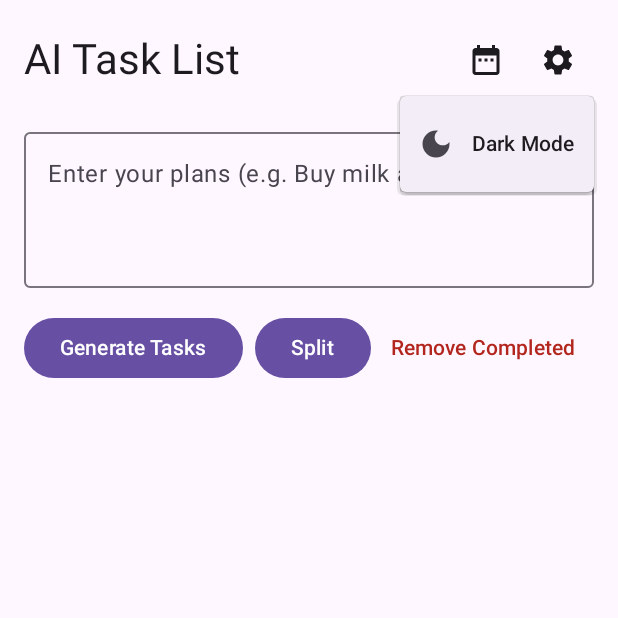
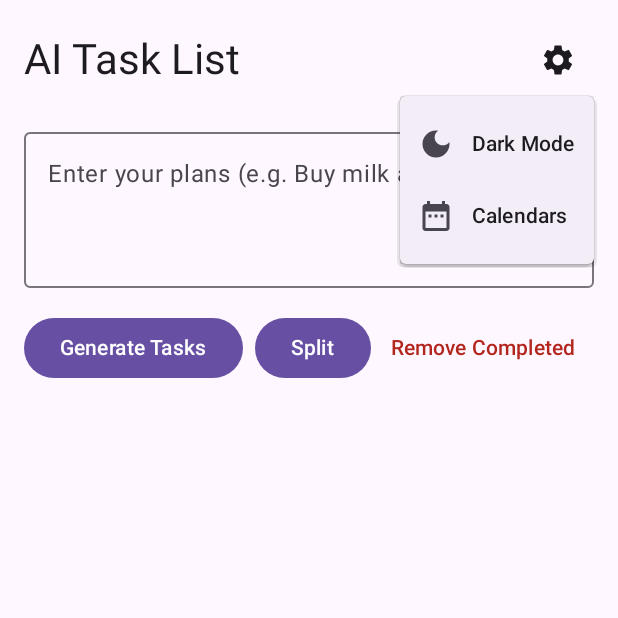
Before and after one commit to Shroker604/TaskListAppV1, an Android app built with Jetpack Compose: the screen it shows after launch (MainActivity), after a tap on "Settings", on a phone screen of 412 x 824 dp, the top half of it. Run offline under Robolectric (Android 15) with nearby library versions, the phone set to English and light mode, and no system bars; our stand-ins replace Room's generated code; libraries missing offline, so code that uses them is left out: com.google.ai.client.

Commit message:
Save state before v2 redesign

```diff
--- a/app/src/main/java/com/example/aitasklist/ui/TaskListScreen.kt
+++ b/app/src/main/java/com/example/aitasklist/ui/TaskListScreen.kt
@@ -80,9 +80,7 @@ fun TaskListScreen(
                 style = MaterialTheme.typography.headlineMedium
             )
             Row {
-                IconButton(onClick = { showCalendarDialog = true }) {
-                    Icon(Icons.Default.DateRange, contentDescription = "Select Calendar")
-                }
+
 
                 Box {
                     var showMenu by remember { mutableStateOf(false) }
@@ -105,6 +103,19 @@ fun TaskListScreen(
                                 Icon(
                                     if (isDarkTheme) Icons.Default.LightMode else Icons.Default.DarkMode,
                                     contentDescription = null
+                                )
+                            }
+                        )
+                        DropdownMenuItem(
+                            text = { Text("Calendars") },
+                            onClick = {
+                                showCalendarDialog = true
+                                showMenu = false
+                            },
+                            leadingIcon = {
+                                Icon(
+                                    Icons.Default.DateRange,
+                                    contentDescription = "Select Calendar"
                                 )
                             }
                         )
```
Also changed, not shown: 2 other files.
